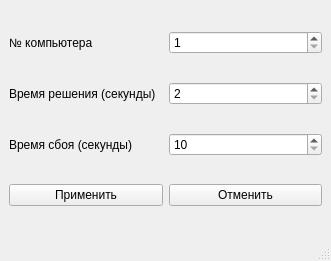
anhmtkxtb1998/OOP_Exercise, file OOP_kr/paramwindow.ui: the form before one commit.
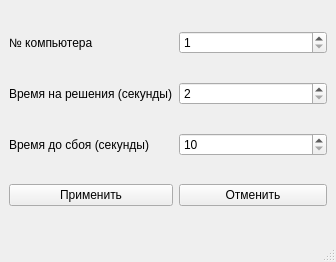
The form after the commit.

```diff
--- a/OOP_kr/paramwindow.ui
+++ b/OOP_kr/paramwindow.ui
@@ -6,8 +6,8 @@
    <rect>
     <x>0</x>
     <y>0</y>
-    <width>331</width>
-    <height>261</height>
+    <width>336</width>
+    <height>262</height>
    </rect>
   </property>
   <property name="windowTitle">
@@ -35,7 +35,7 @@
     <item row="1" column="0">
      <widget class="QLabel" name="label_2">
       <property name="text">
-       <string>Время решения (секунды)</string>
+       <string>Время на решения (секунды)</string>
       </property>
      </widget>
     </item>
@@ -52,7 +52,7 @@
     <item row="2" column="0">
      <widget class="QLabel" name="label_3">
       <property name="text">
-       <string>Время сбоя (секунды)</string>
+       <string>Время до сбоя (секунды)</string>
       </property>
      </widget>
     </item>
```
Left out of the diff: 2 changed lines with no effect on the pictures.
